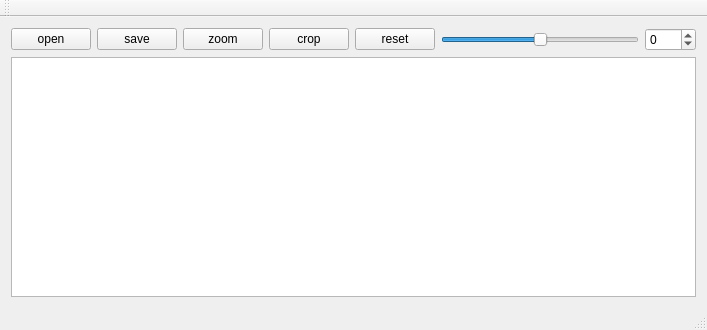
Qt form ImageViewer/mainwindow.ui (HazemSamir/QImageViewer) before a commit.
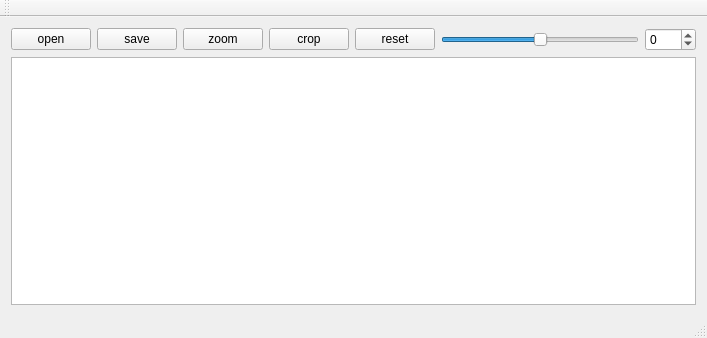
The same form after that commit.

Commit message: save rotated image

What changed in the file:
```diff
--- a/ImageViewer/mainwindow.ui
+++ b/ImageViewer/mainwindow.ui
@@ -7,7 +7,7 @@
     <x>0</x>
     <y>0</y>
     <width>707</width>
-    <height>330</height>
+    <height>338</height>
    </rect>
   </property>
   <property name="windowTitle">
```
Left out of the diff: 19 changed lines with no effect on the pictures. The commit also changes 2 other files.
